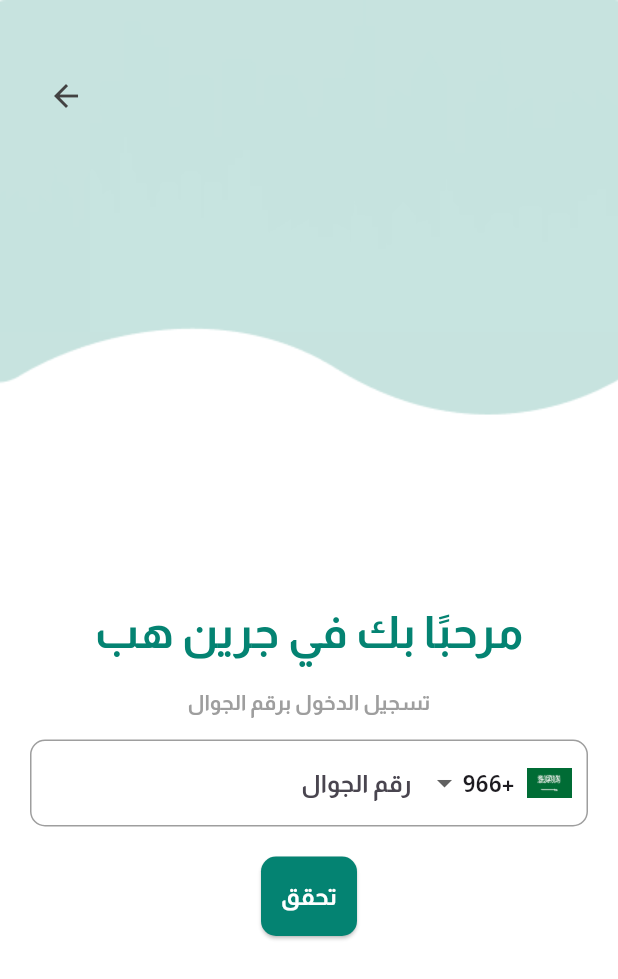
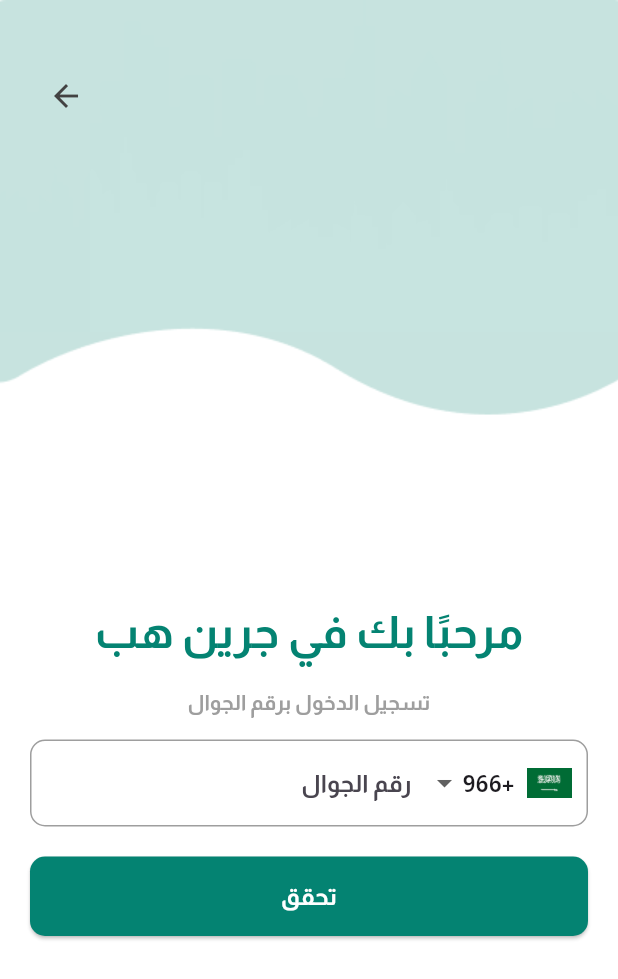
Before and after one commit to JoodFili/greenhub, a Flutter app: the screen it shows after launch, after a tap on "تخطي", after a tap on "الدخول كعميل", on a phone screen of 412 x 824 dp. Shown: the top 979 px of the screen. Run offline on Flutter 3.47's test engine with Material 3 defaults, Android fonts, the phone set to English and light mode, and no system bars; our stand-ins replace google_maps_flutter, image_picker, pin_code_fields.

Commit message:
feat: Add userType support to verification flow (client/driver)

```diff
--- a/lib/screens/ClientVerification.dart
+++ b/lib/screens/ClientVerification.dart
@@ -1,7 +1,11 @@
 import 'package:flutter/material.dart';
-import 'VerificationCode.dart'; // تأكدي أن اسم الصفحة صح وموجودة
+import 'VerificationCode.dart';
 
 class ClientVerificationPage extends StatefulWidget {
+  final String userType; // 'client' or 'driver'
+
+  const ClientVerificationPage({super.key, required this.userType});
+
   @override
   _ClientVerificationPageState createState() => _ClientVerificationPageState();
 }
@@ -9,7 +13,9 @@
 class _ClientVerificationPageState extends State<ClientVerificationPage> {
   final TextEditingController phoneController = TextEditingController();
   final FocusNode _focusNode = FocusNode();
+
   String selectedCountryCode = '+966';
+
   final Map<String, String> countryFlags = {
     '+966': 'assets/images/saudii.png',
     '+1': 'assets/images/uae.png',
@@ -28,19 +34,29 @@
     Navigator.push(
       context,
       MaterialPageRoute(
-        builder: (context) => VerificationCodePage(phoneNumber: fullNumber),
+        builder: (context) => VerificationCodePage(
+      phoneNumber: fullNumber,
+      userType: widget.userType,
+    ),
     ),
     );
   }
 
   @override
   Widget build(BuildContext context) {
+    // تحديد النص حسب نوع المستخدم
+    String title = widget.userType == 'driver'
+        ? 'مرحبًا بك كسائق في جرين هب'
+        : 'مرحبًا بك في جرين هب';
+    String subtitle = 'تسجيل الدخول برقم الجوال';
+
     return Directionality(
       textDirection: TextDirection.rtl,
       child: Scaffold(
         backgroundColor: Colors.white,
         body: Stack(
           children: [
+            // الخلفية العلوية
             Container(
               width: double.infinity,
               height: MediaQuery.of(context).size.height * 0.35,
@@ -51,6 +67,8 @@
                 ),
               ),
             ),
+
+            // زر الرجوع
             Positioned(
               top: 40,
               left: 20,
@@ -61,27 +79,32 @@
                 },
               ),
             ),
+
+            // المحتوى
             Center(
               child: Padding(
                 padding: const EdgeInsets.symmetric(horizontal: 20.0),
                 child: Column(
                   mainAxisAlignment: MainAxisAlignment.center,
                   children: [
-                    const SizedBox(height: 200), // تم إرجاع الارتفاع الثابت
-                    const Text(
-                      'مرحبًا بك في جرين هب',
-                      style: TextStyle(
+                    const SizedBox(height: 200),
+                    Text(
+                      title,
+                      style: const TextStyle(
                         fontSize: 30,
                         fontWeight: FontWeight.bold,
                         color: Color(0xFF048372),
                       ),
+                      textAlign: TextAlign.center,
                     ),
                     const SizedBox(height: 15),
-                    const Text(
-                      'تسجيل الدخول برقم الجوال',
-                      style: TextStyle(fontSize: 14, color: Colors.grey),
+                    Text(
+                      subtitle,
+                      style: const TextStyle(fontSize: 14, color: Colors.grey),
                     ),
                     const SizedBox(height: 15),
+
+                    // حقل رقم الجوال مع اختيار الدولة
                     Focus(
                       onFocusChange: (hasFocus) {
                         setState(() {});
@@ -91,7 +114,7 @@
                           border: Border.all(
                             color: _focusNode.hasFocus
                                 ? const Color(0xFF048372)
-                                : Colors.grey, // تم إرجاع اللون الأصلي للحدود
+                                : Colors.grey,
                           ),
                           borderRadius: BorderRadius.circular(10),
                         ),
@@ -131,7 +154,6 @@
                                 decoration: const InputDecoration(
                                   labelText: 'رقم الجوال',
                                   border: InputBorder.none,
-                                  // تم إزالة floatingLabelBehavior: FloatingLabelBehavior.never,
                                 ),
                                 keyboardType: TextInputType.phone,
                               ),
@@ -140,8 +162,13 @@
                         ),
                       ),
                     ),
+
                     const SizedBox(height: 20),
-                    ElevatedButton(
+
+                    // زر تحقق
+                    SizedBox(
+                      width: double.infinity,
+                      child: ElevatedButton(
                         onPressed: _navigateToVerification,
                         style: ElevatedButton.styleFrom(
                           backgroundColor: const Color(0xFF048372),
@@ -158,6 +185,7 @@
                           ),
                         ),
                       ),
+                    ),
                   ],
                 ),
               ),
--- a/lib/screens/splashh.dart
+++ b/lib/screens/splashh.dart
@@ -1,6 +1,5 @@
 import 'package:flutter/material.dart';
-import 'ClientVerification.dart'; // ✅ يبقى كما هو للعميل
-import 'driver_profile_screen.dart'; // ✅ إضافة استيراد صفحة السائق
+import 'ClientVerification.dart'; // ✅ فيها تعديل صغير، شوف تحت
 
 class SplashhPage extends StatelessWidget {
   const SplashhPage({super.key});
@@ -10,7 +9,7 @@
     return Directionality(
       textDirection: TextDirection.rtl,
       child: Scaffold(
-        backgroundColor: Colors.white, // ✅ خلفية بيضاء
+        backgroundColor: Colors.white,
         body: Center(
           child: Column(
             mainAxisSize: MainAxisSize.min,
@@ -21,7 +20,7 @@
                 style: TextStyle(
                   fontSize: 28,
                   fontWeight: FontWeight.bold,
-                  color: Color(0xFF048372), // ✅ أخضر غامق
+                  color: Color(0xFF048372),
                 ),
               ),
               const SizedBox(height: 10),
@@ -29,22 +28,25 @@
                 'اختر طريقة الدخول',
                 style: TextStyle(
                   fontSize: 16,
-                  color: Colors.grey[600], // ✅ رمادي فاتح
+                  color: Colors.grey,
                 ),
               ),
               const SizedBox(height: 40),
+
+              // زر العميل
               SizedBox(
                 width: 250,
                 child: ElevatedButton(
                   onPressed: () {
-                    // ✅ يبقى كما هو - الانتقال كعميل إلى ClientVerificationPage
                     Navigator.push(
                       context,
-                      MaterialPageRoute(builder: (context) => ClientVerificationPage()),
+                      MaterialPageRoute(
+                        builder: (context) => const ClientVerificationPage(userType: 'client'),
+                      ),
                     );
                   },
                   style: ElevatedButton.styleFrom(
-                    backgroundColor: const Color(0xFF048372), // ✅ زر أخضر
+                    backgroundColor: const Color(0xFF048372),
                     padding: const EdgeInsets.symmetric(vertical: 15),
                     shape: RoundedRectangleBorder(
                       borderRadius: BorderRadius.circular(10),
@@ -54,20 +56,24 @@
                     'الدخول كعميل',
                     style: TextStyle(
                       fontSize: 16,
-                      color: Colors.white, // ✅ نص أبيض
+                      color: Colors.white,
                     ),
                   ),
                 ),
               ),
+
               const SizedBox(height: 20),
+
+              // زر السائق
               SizedBox(
                 width: 250,
                 child: ElevatedButton(
                   onPressed: () {
-
                     Navigator.push(
                       context,
-                      MaterialPageRoute(builder: (context) => const DriverProfileScreen()),
+                      MaterialPageRoute(
+                        builder: (context) => const ClientVerificationPage(userType: 'driver'),
+                      ),
                     );
                   },
                   style: ElevatedButton.styleFrom(
```
Also changed, not shown: lib/screens/VerificationCode.dart (+15 -15 lines), pubspec.lock. Lines whose indentation alone changed are shown as unchanged.
